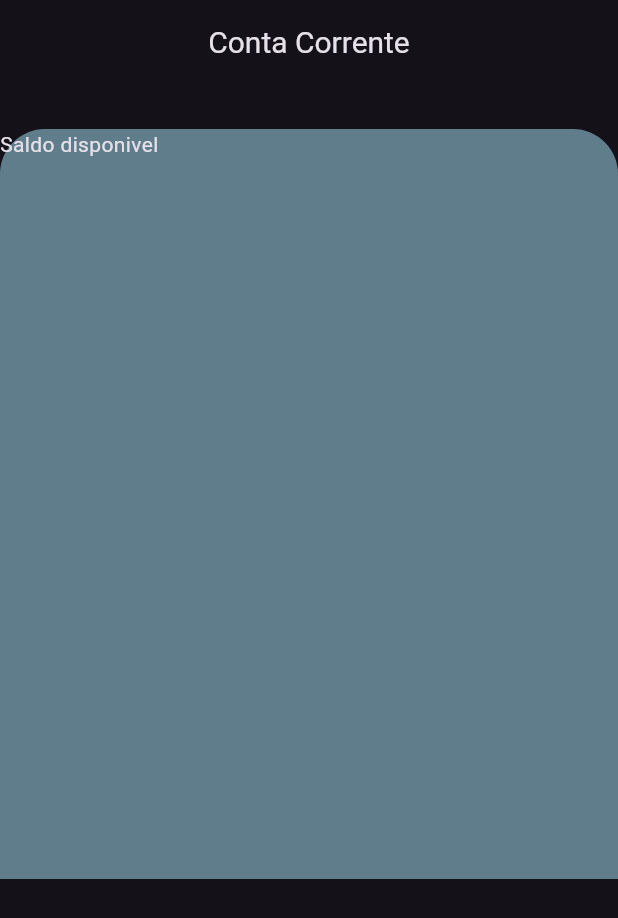
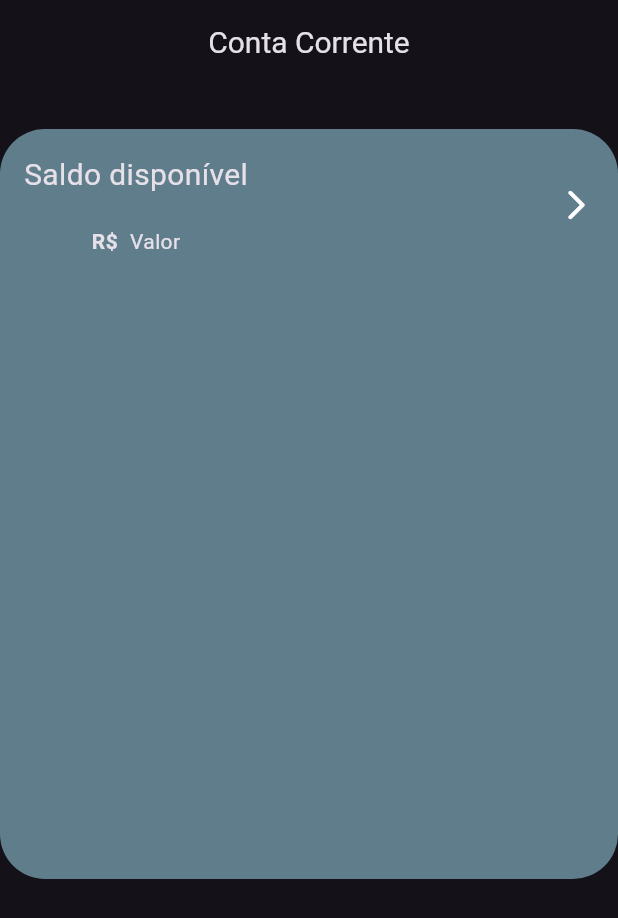
Before and after one commit to pablo-sa10/Flutter_Teste, a Flutter app: the screen it shows after launch, on a phone screen of 412 x 824 dp. Shown: the top 918 px of the screen. Run offline on Flutter 3.47's test engine with Material 3 defaults, Android fonts, the phone set to English and light mode, and no system bars.

Commit message:
criei a linha onde o valor será exibido

```diff
--- a/lib/pages/home.dart
+++ b/lib/pages/home.dart
@@ -1,3 +1,6 @@
+import 'dart:ui';
+
+import 'package:flutter/cupertino.dart';
 import 'package:flutter/material.dart';
 
 class Home extends StatefulWidget {
@@ -19,21 +22,49 @@ class _HomeState extends State<Home> {
         ),
       ),
       body: Padding(
-        padding: EdgeInsets.fromLTRB(0, 30, 0, 10),
+        padding: const EdgeInsets.fromLTRB(0, 30, 0, 10),
         child: ListView(
           children: [
             Container(
               height: 500,
               decoration: BoxDecoration(
-                borderRadius: BorderRadius.only(topLeft: Radius.circular(30), topRight: Radius.circular(30)),
-                color: Colors.blueGrey
-              ),
-              child: Column(
-                children: [
-                  Row(
-                    children: [Text("Saldo disponivel"),],
-                  ),
-                ],
+                  borderRadius: BorderRadius.circular(30),
+                  color: Colors.blueGrey),
+              child: const Padding(
+                padding: EdgeInsets.all(16.0),
+                child: Column(
+                  children: [
+                    Row(
+                      mainAxisAlignment: MainAxisAlignment.spaceBetween,
+                      children: [
+                        Column(
+                          children: [
+                            Text(
+                              "Saldo disponível",
+                              style: TextStyle(fontSize: 20),
+                            ),
+                            SizedBox(
+                              height: 20,
+                            ),
+                            Row(
+                              children: [
+                                Text(
+                                  "R\$",
+                                  style: TextStyle(fontWeight: FontWeight.bold),
+                                ),
+                                Padding(
+                                  padding: EdgeInsets.only(left: 8),
+                                  child: Text("Valor"),
+                                )
+                              ],
+                            ),
+                          ],
+                        ),
+                        Icon(Icons.arrow_forward_ios_rounded)
+                      ],
+                    ),
+                  ],
+                ),
               ),
             )
           ],
```
